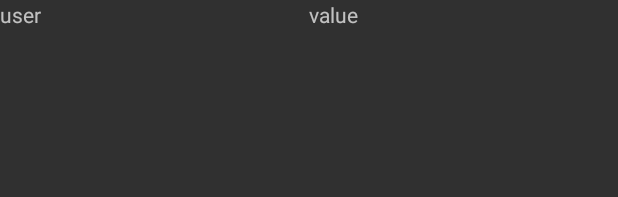
After one commit to kewyj/facemaker, an Android app built with Jetpack Compose: the layout leaderboard_entry.xml on its own in the app's theme, with its tools: preview values and no code run, on a phone screen of 412 x 824 dp. The commit adds this screen. Shown: the top 197 px of the screen. Run offline under Robolectric (Android 15) with nearby library versions, the phone set to English and light mode, and no system bars.

Commit message:
leaderboards

```diff
--- a/app/src/main/AndroidManifest.xml
+++ b/app/src/main/AndroidManifest.xml
@@ -20,6 +20,9 @@
         android:supportsRtl="true"
         android:theme="@style/Theme.AppCompat.NoActionBar"
         tools:targetApi="31">
+        <activity
+            android:name=".Leaderboard"
+            android:exported="false" />
         <activity
             android:name=".Login"
             android:exported="false" />
@@ -57,7 +60,7 @@
             android:theme="@style/Theme.AppCompat.NoActionBar" />
         <activity
             android:name=".MainActivity"
-            android:exported="true"
+            android:exported="false"
             android:theme="@style/Theme.AppCompat.NoActionBar" />
     </application>
 
--- a/app/src/main/java/com/example/facemaker/MainActivity.kt
+++ b/app/src/main/java/com/example/facemaker/MainActivity.kt
@@ -56,7 +56,10 @@ class MainActivity : ComponentActivity() {
             findViewById<TextView>(R.id.highscore).text = "Highscore: " + hs.toString()
         }
 
-
+        findViewById<Button>(R.id.leaderboard).setOnClickListener {
+            val intent = Intent(this@MainActivity, Leaderboard::class.java)
+            startActivity(intent)
+        }
 
         findViewById<Button>(R.id.logout).setOnClickListener {
             Firebase.auth.signOut()
--- /dev/null
+++ b/app/src/main/res/layout/leaderboard_entry.xml
@@ -0,0 +1,20 @@
+<?xml version="1.0" encoding="utf-8"?>
+<LinearLayout xmlns:android="http://schemas.android.com/apk/res/android"
+    android:layout_width="match_parent"
+    android:layout_height="wrap_content"
+    android:orientation="horizontal">
+
+    <TextView
+        android:id="@+id/leaderboarduser"
+        android:layout_width="0dp"
+        android:layout_height="wrap_content"
+        android:layout_weight="1"
+        android:text="user" />
+
+    <TextView
+        android:id="@+id/leaderboardvalue"
+        android:layout_width="0dp"
+        android:layout_height="wrap_content"
+        android:layout_weight="1"
+        android:text="value" />
+</LinearLayout>
```
Also changed, not shown: app/src/main/java/com/example/facemaker/Leaderboard.kt (added, +85 -0 lines), app/src/main/java/com/example/facemaker/LeaderboardAdapter.kt (added, +37 -0 lines), app/src/main/res/layout/activity_leaderboard.xml (added, +47 -0 lines), app/src/main/res/layout/activity_main.xml (+15 -1 lines).
